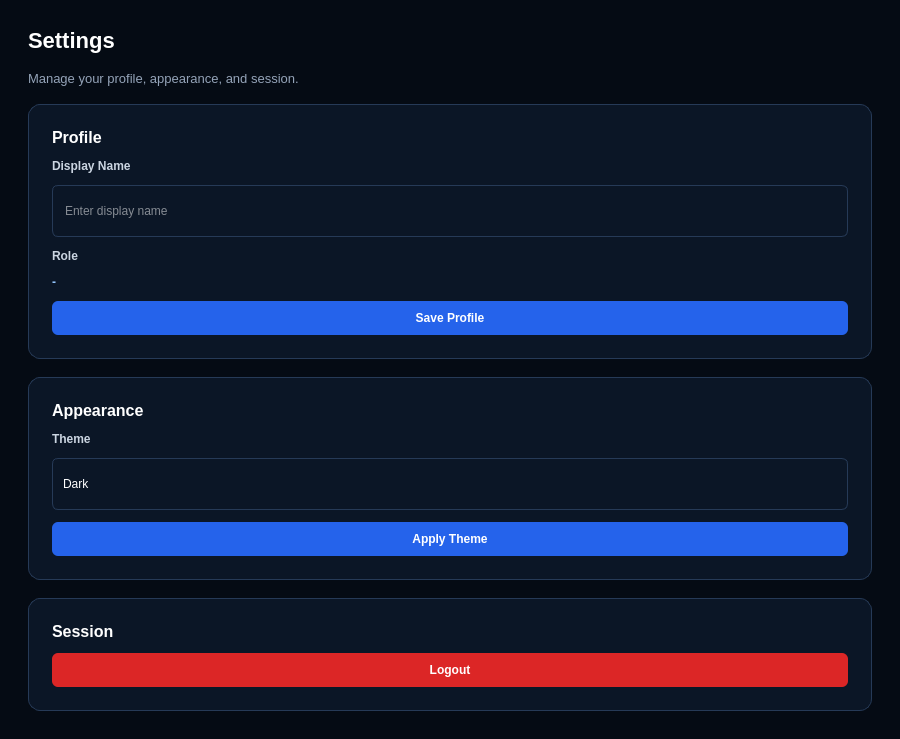
Above: InventoryQtApp/SettingsPage.ui from Felipeact/InventoryQtApp before the change. Below: the same form after it.
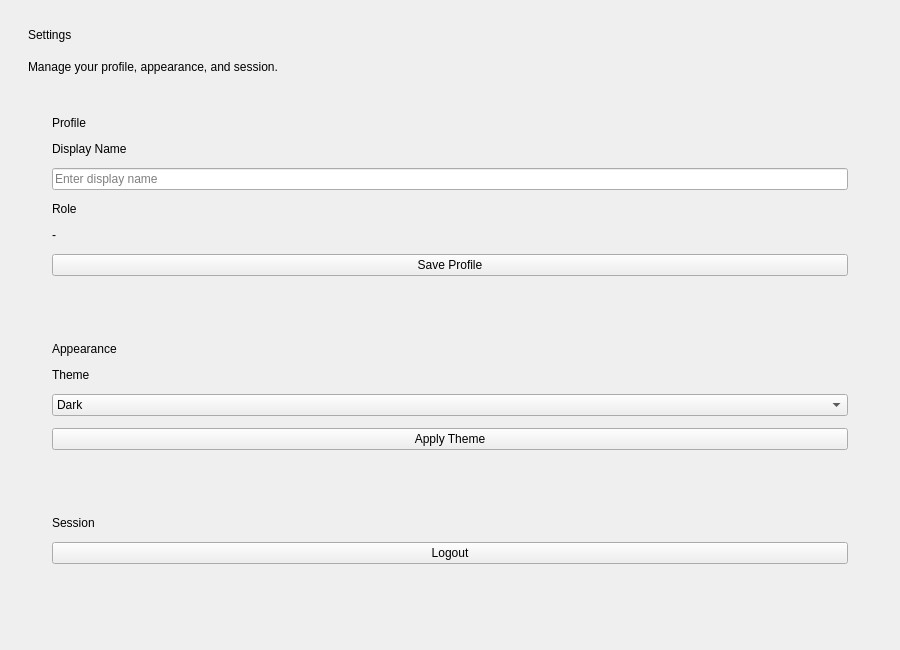
That is the form after the change.

Commit message: Adding apply Theme for the .ui and .h files

```diff
--- a/InventoryQtApp/SettingsPage.ui
+++ b/InventoryQtApp/SettingsPage.ui
@@ -12,91 +12,7 @@
 		</property>
 
 		<property name="styleSheet">
-			<string notr="true">
-				QWidget#SettingsPageClass {
-				background-color: #050B14;
-				color: #FFFFFF;
-				font-family: "Segoe UI";
-				}
-
-				QLabel {
-				color: #FFFFFF;
-				background: transparent;
-				}
-
-				QLineEdit,
-				QComboBox {
-				background-color: #0B1626;
-				border: 1px solid #263A57;
-				border-radius: 6px;
-				color: #FFFFFF;
-				padding: 8px 10px;
-				min-height: 34px;
-				}
-
-				QComboBox::drop-down {
-				border: none;
-				width: 28px;
-				}
-
-				QPushButton {
-				background-color: #2563EB;
-				border: none;
-				border-radius: 6px;
-				color: #FFFFFF;
-				padding: 10px 14px;
-				font-weight: 700;
-				}
-
-				QPushButton:hover {
-				background-color: #3B82F6;
-				}
-
-				QPushButton#logoutButton {
-				background-color: #DC2626;
-				}
-
-				QPushButton#logoutButton:hover {
-				background-color: #EF4444;
-				}
-
-				QWidget#profileCard,
-				QWidget#appearanceCard,
-				QWidget#sessionCard {
-				background-color: #0B1626;
-				border: 1px solid #263A57;
-				border-radius: 12px;
-				}
-
-				QLabel#titleLabel {
-				font-size: 22px;
-				font-weight: 800;
-				}
-
-				QLabel#subtitleLabel {
-				color: #94A3B8;
-				font-size: 13px;
-				}
-
-				QLabel#profileTitleLabel,
-				QLabel#appearanceTitleLabel,
-				QLabel#sessionTitleLabel {
-				font-size: 16px;
-				font-weight: 800;
-				}
-
-				QLabel#nameLabel,
-				QLabel#roleLabel,
-				QLabel#themeLabel {
-				color: #CBD5E1;
-				font-weight: 700;
-				}
-
-				QLabel#roleValueLabel {
-				color: #93C5FD;
-				font-weight: 700;
-				}
-			</string>
+			<string notr="true"/>
 		</property>
 
 		<layout class="QVBoxLayout" name="mainLayout">
```
The commit also changes 57 other files.
